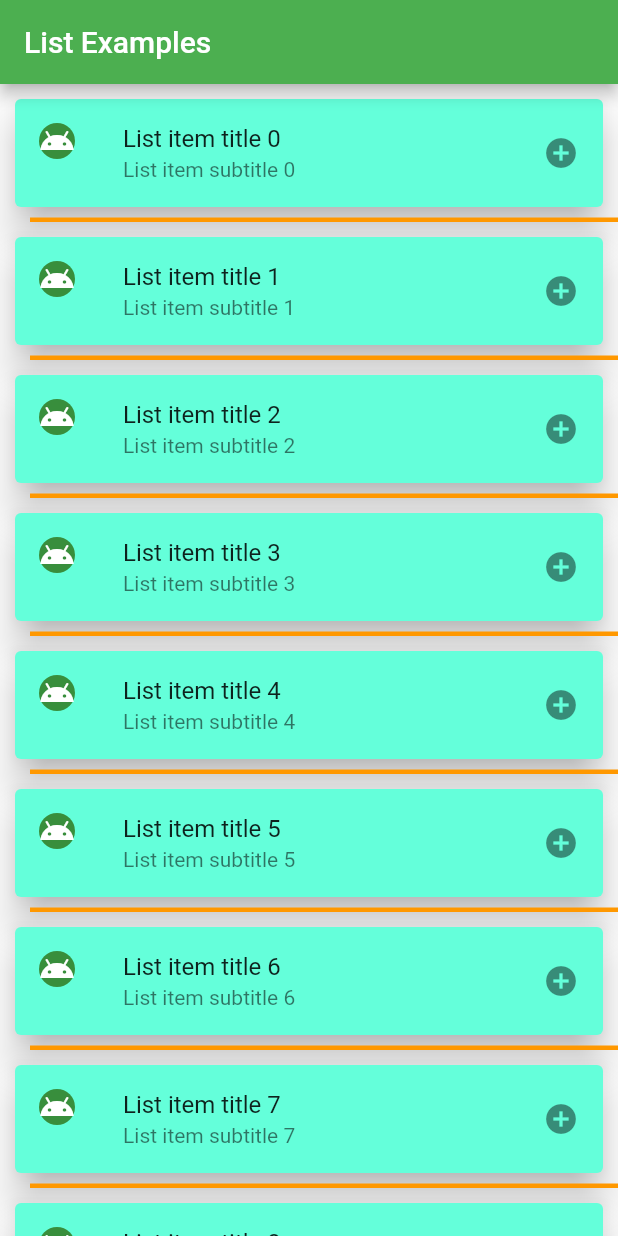
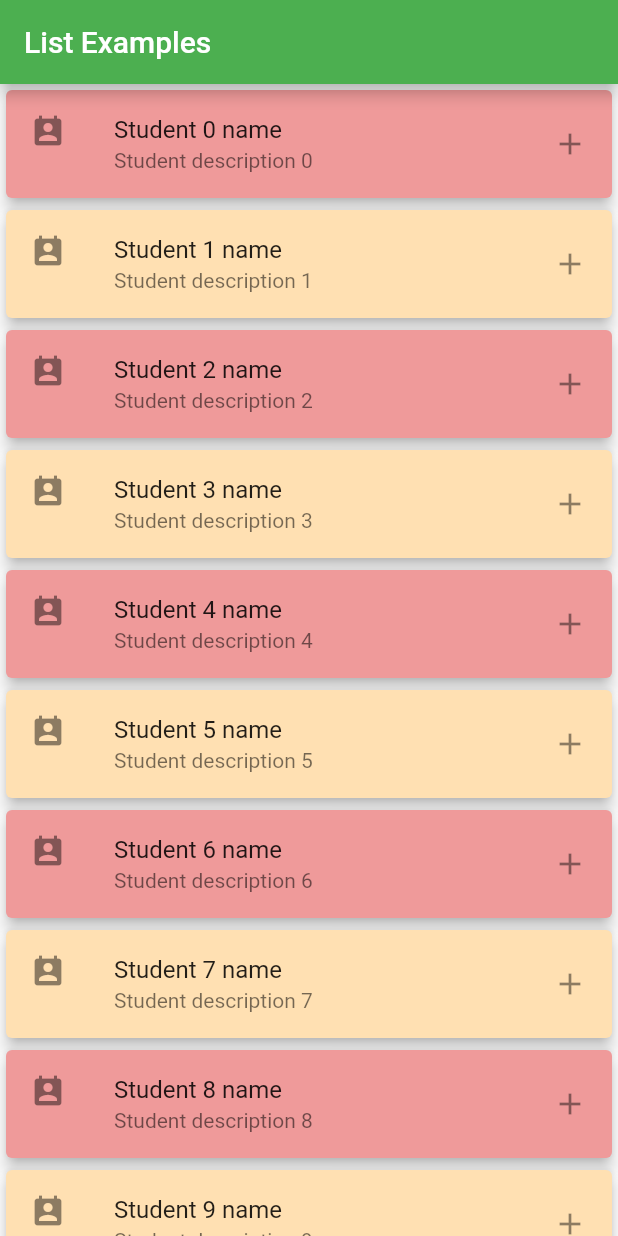
Before and after one commit to akinankarali/Snippets, a Flutter app: the screen it shows after launch, on a phone screen of 412 x 824 dp. Run offline on Flutter 3.47's test engine with Material 2 defaults, Android fonts, the phone set to English and light mode, and no system bars; our stand-ins replace toast.

Commit message:
added list view builder and toast package

```diff
--- a/Flutter/lib/main.dart
+++ b/Flutter/lib/main.dart
@@ -1,3 +1,4 @@
+import 'ui/efficient_list_example.dart';
 import 'package:flutter/material.dart';
 
 //import 'ui/my_app.dart';
@@ -19,7 +20,7 @@ void main() {
             style: TextStyle(color: Colors.white),
           ),
         ),
-        body: ListExamples(),
+        body: EfficientListExample(),
       ),
     ),
   );
--- /dev/null
+++ b/Flutter/lib/ui/efficient_list_example.dart
@@ -0,0 +1,49 @@
+import 'package:flutter/material.dart';
+import 'package:toast/toast.dart';
+
+class EfficientListExample extends StatelessWidget {
+  List<Student> allStudents = [];
+
+  @override
+  Widget build(BuildContext context) {
+    getStudentData();
+    return ListView.builder(
+      itemCount: 20,
+      itemBuilder: (context, index) => Card(
+        color: index % 2 == 0 ? Colors.red.shade200 : Colors.orange.shade100,
+        elevation: 4,
+        child: ListTile(
+          leading: Icon(Icons.perm_contact_calendar),
+          title: Text(allStudents[index]._name),
+          subtitle: Text(allStudents[index]._description),
+          trailing: Icon(Icons.add),
+          onTap: () {
+            debugPrint('Choosen Item $index');
+            Toast.show("Choosen Item $index", context,
+                duration: Toast.LENGTH_LONG, gravity: Toast.BOTTOM);
+          },
+          onLongPress: () {
+            debugPrint('Long Pressed Item $index');
+            Toast.show("Choosen Item $index", context,
+                duration: Toast.LENGTH_LONG, gravity: Toast.BOTTOM);
+          },
+        ),
+      ),
+    );
+  }
+
+  void getStudentData() {
+    allStudents = List.generate(
+        30,
+        (index) => Student("Student $index name", "Student description $index",
+            index % 2 == 0 ? true : false));
+  }
+}
+
+class Student {
+  String _name;
+  String _description;
+  bool _gender;
+
+  Student(this._name, this._description, this._gender);
+}
--- a/Flutter/pubspec.yaml
+++ b/Flutter/pubspec.yaml
@@ -28,7 +28,7 @@ dependencies:
   # The following adds the Cupertino Icons font to your application.
   # Use with the CupertinoIcons class for iOS style icons.
   cupertino_icons: ^0.1.3
-
+  toast: ^0.1.5
 dev_dependencies:
   flutter_test:
     sdk: flutter
```
Also changed, not shown: Flutter/pubspec.lock.
